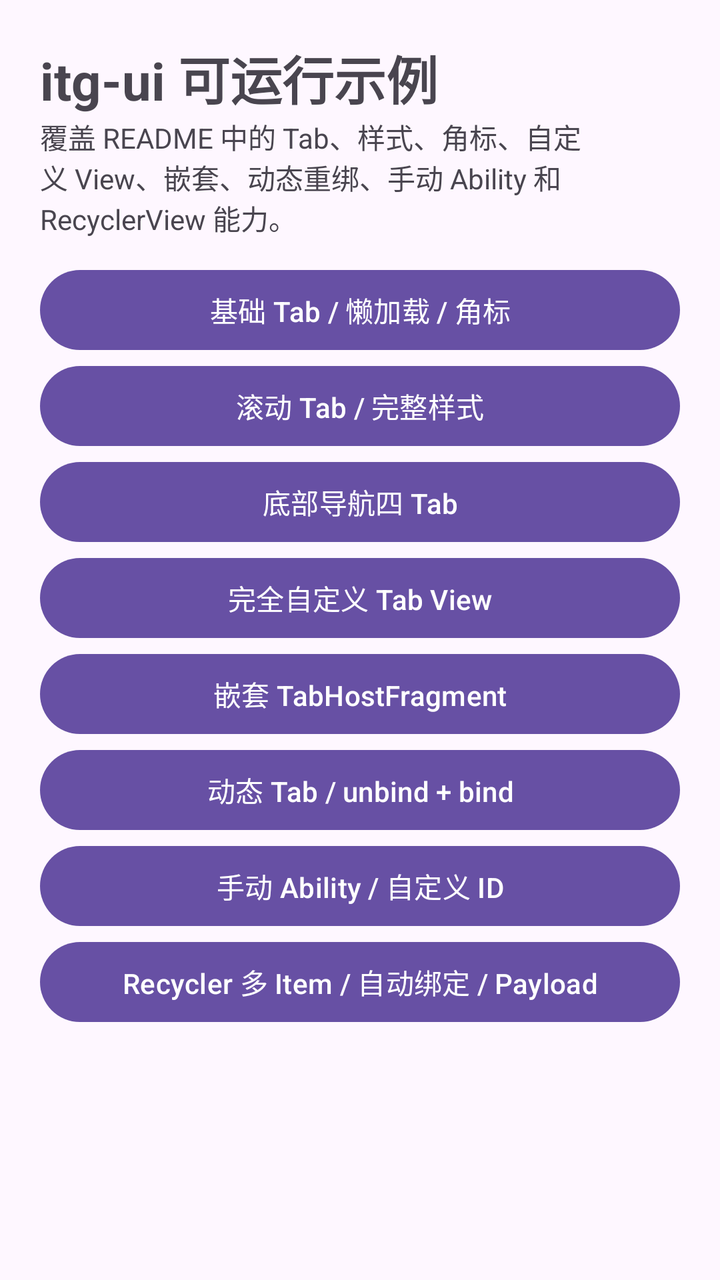
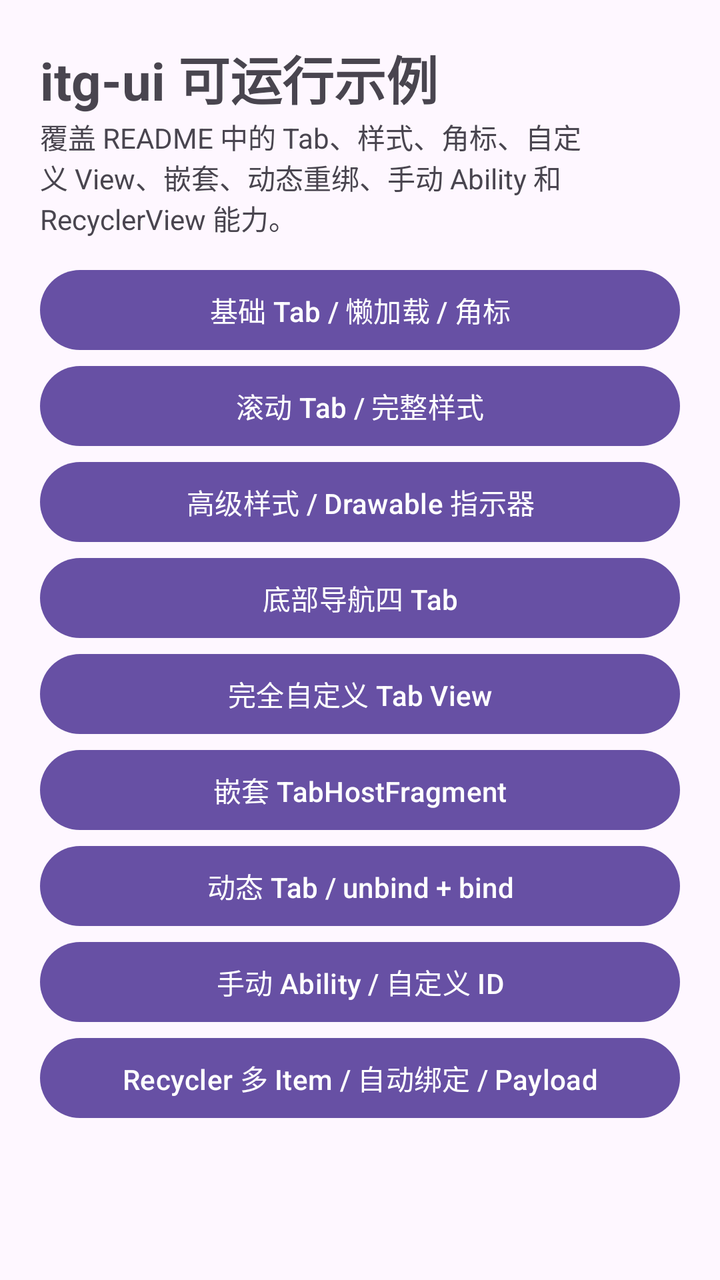

Before-and-after screenshots of an Android layout around one commit, followed by the original layout XML and the change that was made.
<!-- AndroidManifest.xml: application theme Theme.ItgTools -->
<!-- res/layout/activity_itg_ui_examples.xml -->
<?xml version="1.0" encoding="utf-8"?>
<layout xmlns:android="http://schemas.android.com/apk/res/android">
    <ScrollView
        android:layout_width="match_parent"
        android:layout_height="match_parent">

        <LinearLayout
            android:layout_width="match_parent"
            android:layout_height="wrap_content"
            android:orientation="vertical"
            android:padding="20dp">

            <TextView
                android:layout_width="match_parent"
                android:layout_height="wrap_content"
                android:text="itg-ui 可运行示例"
                android:textSize="26sp"
                android:textStyle="bold" />

            <TextView
                android:layout_width="match_parent"
                android:layout_height="wrap_content"
                android:layout_marginBottom="12dp"
                android:text="覆盖 README 中的 Tab、样式、角标、自定义 View、嵌套、动态重绑、手动 Ability 和 RecyclerView 能力。" />

            <Button android:id="@+id/basicTabs" android:layout_width="match_parent" android:layout_height="wrap_content" android:text="基础 Tab / 懒加载 / 角标" />
            <Button android:id="@+id/styledTabs" android:layout_width="match_parent" android:layout_height="wrap_content" android:text="滚动 Tab / 完整样式" />
            <Button android:id="@+id/bottomTabs" android:layout_width="match_parent" android:layout_height="wrap_content" android:text="底部导航四 Tab" />
            <Button android:id="@+id/customTabs" android:layout_width="match_parent" android:layout_height="wrap_content" android:text="完全自定义 Tab View" />
            <Button android:id="@+id/nestedTabs" android:layout_width="match_parent" android:layout_height="wrap_content" android:text="嵌套 TabHostFragment" />
            <Button android:id="@+id/dynamicTabs" android:layout_width="match_parent" android:layout_height="wrap_content" android:text="动态 Tab / unbind + bind" />
            <Button android:id="@+id/manualTabs" android:layout_width="match_parent" android:layout_height="wrap_content" android:text="手动 Ability / 自定义 ID" />
            <Button android:id="@+id/recycler" android:layout_width="match_parent" android:layout_height="wrap_content" android:text="Recycler 多 Item / 自动绑定 / Payload" />
        </LinearLayout>
    </ScrollView>
</layout>
<!-- resources referenced by this layout -->
<resources>
  <style name="Theme.ItgTools" parent="Base.Theme.ItgTools" />
  <style name="Base.Theme.ItgTools" parent="Theme.Material3.DayNight.NoActionBar">
          
          
      </style>
</resources>

<!-- the commit's change to res/layout/activity_itg_ui_examples.xml (unified diff, before → after) -->
@@ -25,6 +25,7 @@
 
             <Button android:id="@+id/basicTabs" android:layout_width="match_parent" android:layout_height="wrap_content" android:text="基础 Tab / 懒加载 / 角标" />
             <Button android:id="@+id/styledTabs" android:layout_width="match_parent" android:layout_height="wrap_content" android:text="滚动 Tab / 完整样式" />
+            <Button android:id="@+id/advancedStyles" android:layout_width="match_parent" android:layout_height="wrap_content" android:text="高级样式 / Drawable 指示器" />
             <Button android:id="@+id/bottomTabs" android:layout_width="match_parent" android:layout_height="wrap_content" android:text="底部导航四 Tab" />
             <Button android:id="@+id/customTabs" android:layout_width="match_parent" android:layout_height="wrap_content" android:text="完全自定义 Tab View" />
             <Button android:id="@+id/nestedTabs" android:layout_width="match_parent" android:layout_height="wrap_content" android:text="嵌套 TabHostFragment" />
